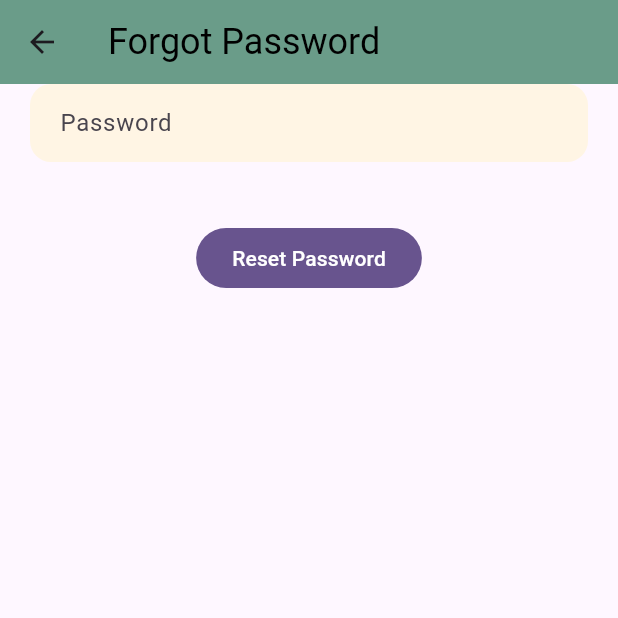
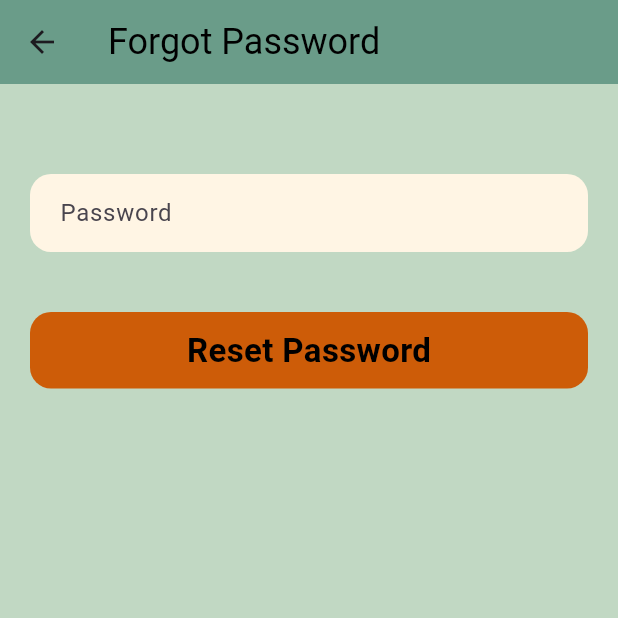
Before and after one commit to aarav0180/NightBite, a Flutter app: the Forgotpassword screen opened directly, on a phone screen of 412 x 824 dp, the top half of it. Run offline on Flutter 3.47's test engine with Material 3 defaults, Android fonts, the light colour scheme and no system bars; our stand-ins replace cloud_firestore, curved_navigation_bar, firebase_auth, firebase_core, flutter_svg, fluttertoast and 3 more; accounts and stored records are empty; generated files the repository leaves out were written again.

Commit message:
forgot password feature added

```diff
--- a/lib/Pages/SignUp.dart
+++ b/lib/Pages/SignUp.dart
@@ -178,7 +178,7 @@ class _SignupState extends State<Signup> {
                           mainAxisAlignment: MainAxisAlignment.center,
                           children: [
                             Container(
-                              padding:const EdgeInsets.symmetric(horizontal: 23, vertical: 10),
+                              padding:const EdgeInsets.symmetric(horizontal: 18, vertical: 10),
                               decoration: BoxDecoration(color: const Color.fromRGBO(193,216,195,1), borderRadius: BorderRadius.circular(15)),
                               child: Row(
                                 children: [
@@ -192,13 +192,13 @@ class _SignupState extends State<Signup> {
                             SizedBox(width: 40,),
                             //Text("Don't have an account ?", style: AppWidget.lightTextStyle(),),
                             Container(
-                              padding:const EdgeInsets.symmetric(horizontal: 20, vertical: 12),
+                              padding:const EdgeInsets.symmetric(horizontal: 16, vertical: 12),
                               decoration: BoxDecoration(color:const Color.fromRGBO(193,216,195,1), borderRadius: BorderRadius.circular(15) ),
                               child: GestureDetector(
                                   onTap: (){
                                     Navigator.push(context,MaterialPageRoute(builder: (context) => Login()) );
                                   },
-                                  child: const Text("Existing User ?", style: TextStyle(color: Colors.black, fontWeight: FontWeight.w500, fontSize: 18),)),
+                                  child: const Text("Existing User ?", style: TextStyle(color: Colors.black, fontSize: 16),)),
                             )
                           ],
                         ),
--- a/lib/Pages/forgotPassword.dart
+++ b/lib/Pages/forgotPassword.dart
@@ -2,6 +2,8 @@ import 'package:firebase_auth/firebase_auth.dart';
 import 'package:flutter/material.dart';
 import 'package:flutter/rendering.dart';
 import 'package:fluttertoast/fluttertoast.dart';
+
+import '../Widgets/service_widget.dart';
 
 class Forgotpassword extends StatefulWidget {
   const Forgotpassword({super.key});
@@ -17,11 +19,14 @@ class _ForgotpasswordState extends State<Forgotpassword> {
   @override
   Widget build(BuildContext context) {
     return Scaffold(
+      backgroundColor: const Color.fromRGBO(193,216,195,1),
+
       appBar: AppBar(backgroundColor: const Color.fromRGBO(106,156,137,1),title: Text("Forgot Password", style: TextStyle(color: Colors.black, fontSize: 24)),),
 
       body: Container(
         child: Column(
           children: [
+            SizedBox(height: 60,),
             Container(
               margin: const EdgeInsets.symmetric(horizontal: 20),
               padding: const EdgeInsets.symmetric(horizontal: 20, vertical: 2),
@@ -38,30 +43,48 @@ class _ForgotpasswordState extends State<Forgotpassword> {
               ),
             ),
             const SizedBox(height: 40,),
-            FilledButton(onPressed: (){
-              auth.sendPasswordResetEmail(email:emailController.text).then((value){
+
+            GestureDetector(
+              onTap: () {
+                auth.sendPasswordResetEmail(email: emailController.text).then((
+                    value) {
                   Fluttertoast.showToast(
                       msg: "Reset Email Sent",
-                    toastLength: Toast.LENGTH_SHORT, // or Toast.LENGTH_LONG
-                    gravity: ToastGravity.BOTTOM,    // Position: top, bottom, center
-                    timeInSecForIosWeb: 1,           // Duration for iOS and Web
-                    backgroundColor: Colors.black,   // Background color
-                    textColor: Colors.white,         // Text color
-                    fontSize: 16.0                   // Font size
+                      toastLength: Toast.LENGTH_SHORT,
+                      // or Toast.LENGTH_LONG
+                      gravity: ToastGravity.BOTTOM,
+                      // Position: top, bottom, center
+                      timeInSecForIosWeb: 1,
+                      // Duration for iOS and Web
+                      backgroundColor: Colors.black,
+                      // Background color
+                      textColor: Colors.white,
+                      // Text color
+                      fontSize: 16.0 // Font size
                   );
-
-              }).onError((error, stackTrace){
+                }).onError((error, stackTrace) {
                   Fluttertoast.showToast(
                       msg: error.toString(),
-                    toastLength: Toast.LENGTH_SHORT, // or Toast.LENGTH_LONG
-                    gravity: ToastGravity.BOTTOM,    // Position: top, bottom, center
-                    backgroundColor: Colors.black,   // Background color
-                    textColor: Colors.white,         // Text color
-                    fontSize: 16.0                   // Font size
+                      toastLength: Toast.LENGTH_SHORT,
+                      // or Toast.LENGTH_LONG
+                      gravity: ToastGravity.BOTTOM,
+                      // Position: top, bottom, center
+                      backgroundColor: Colors.black,
+                      // Background color
+                      textColor: Colors.white,
+                      // Text color
+                      fontSize: 16.0 // Font size
                   );
-
                 });
-            }, child: Text("Reset Password"))
+              },
+              child: Container(
+                width: MediaQuery.of(context).size.width,
+                margin: const EdgeInsets.symmetric(horizontal: 20, ),
+                padding: const EdgeInsets.symmetric(vertical: 10),
+                decoration: BoxDecoration(color: const Color.fromRGBO(205,92,8,1), borderRadius: BorderRadius.circular(14)),
+                child: Center(child: Text("Reset Password", style: AppWidget.semiBoldTextStyle(),)),
+              ),
+            ),
           ],
         ),
       ),
```
Lines whose indentation alone changed are shown as unchanged.
